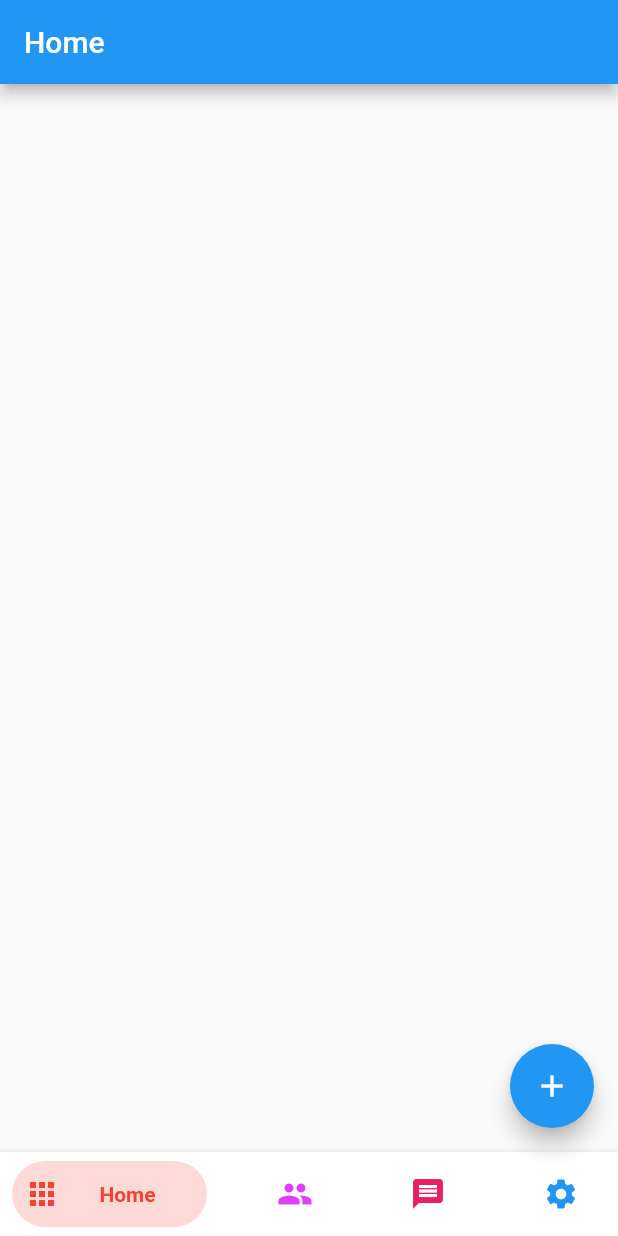
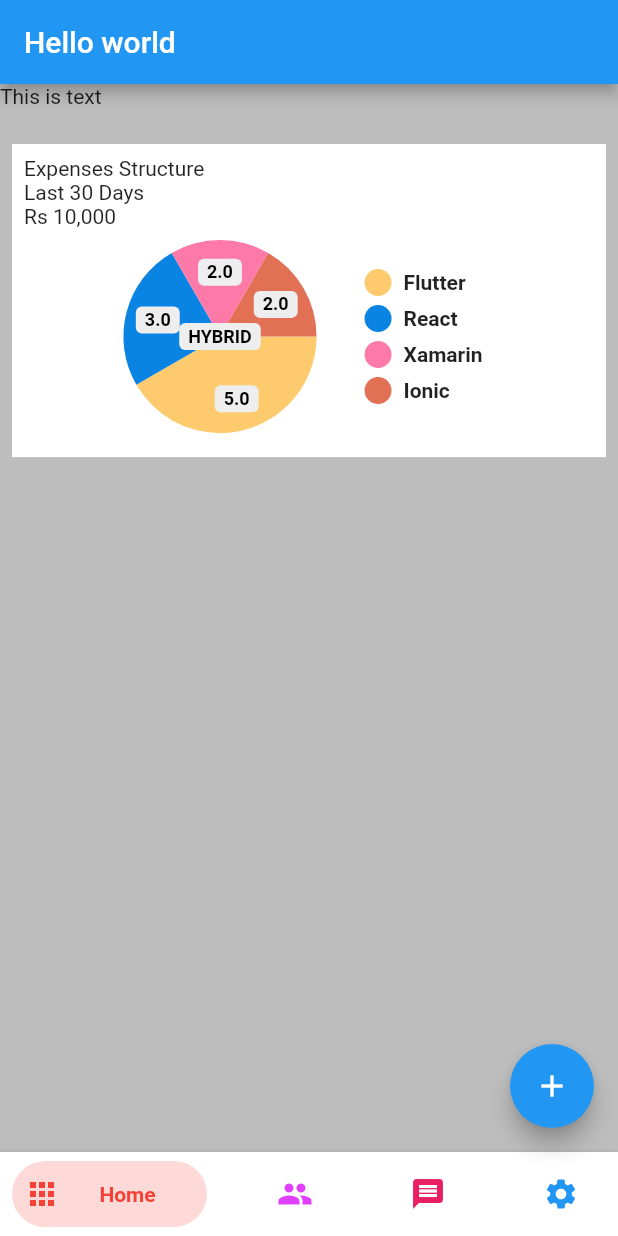
Before and after one commit to ain-py/hackjmi, a Flutter app: the screen it shows after launch, on a phone screen of 412 x 824 dp. Run offline on Flutter 3.47's test engine with Material 2 defaults, Android fonts, the phone set to English and light mode, and no system bars; drawn by our look-alikes of bottom_navy_bar, pie_chart.

Commit message:
added pie chart

```diff
--- a/lib/screens/home_page.dart
+++ b/lib/screens/home_page.dart
@@ -1,5 +1,6 @@
 import 'package:bottom_navy_bar/bottom_navy_bar.dart';
 import 'package:flutter/material.dart';
+import 'package:pie_chart/pie_chart.dart';
 
 class HomePage extends StatefulWidget {
   const HomePage({super.key});
@@ -9,12 +10,27 @@
 }
 
 class _HomePageState extends State<HomePage> {
+  Map<String, double> dataMap = {
+    "Flutter": 5,
+    "React": 3,
+    "Xamarin": 2,
+    "Ionic": 2,
+  };
+  final colorList = <Color>[
+    const Color(0xfffdcb6e),
+    const Color(0xff0984e3),
+    const Color(0xfffd79a8),
+    const Color(0xffe17055),
+    const Color(0xff6c5ce7),
+  ];
+
   @override
   int _currentIndex = 0;
   Widget build(BuildContext context) {
     return Scaffold(
+      backgroundColor: Colors.grey[400],
       appBar: AppBar(
-        title: Text('Home'),
+        title: Text('Hello world'),
       ),
       floatingActionButton: FloatingActionButton(
         onPressed: () {},
@@ -55,6 +71,59 @@
           ),
         ],
       ),
+      body: SingleChildScrollView(
+          child: Column(
+        crossAxisAlignment: CrossAxisAlignment.start,
+        children: [
+          Container(
+            height: 32,
+            width: 100,
+            child: Text("This is text"),
+          ),
+          Container(
+            padding: EdgeInsets.all(8),
+            margin: EdgeInsets.all(8),
+            color: Colors.white,
+            child: Column(
+              crossAxisAlignment: CrossAxisAlignment.start,
+              children: [
+                Text("Expenses Structure"),
+                Text("Last 30 Days"),
+                Text("Rs 10,000"),
+                PieChart(
+                  dataMap: dataMap,
+                  animationDuration: Duration(milliseconds: 800),
+                  chartLegendSpacing: 32,
+                  chartRadius: MediaQuery.of(context).size.width / 3.2,
+                  colorList: colorList,
+                  initialAngleInDegree: 0,
+                  chartType: ChartType.disc,
+                  ringStrokeWidth: 32,
+                  centerText: "HYBRID",
+                  legendOptions: LegendOptions(
+                    showLegendsInRow: false,
+                    legendPosition: LegendPosition.right,
+                    showLegends: true,
+                    legendShape: BoxShape.circle,
+                    legendTextStyle: TextStyle(
+                      fontWeight: FontWeight.bold,
+                    ),
+                  ),
+                  chartValuesOptions: ChartValuesOptions(
+                    showChartValueBackground: true,
+                    showChartValues: true,
+                    showChartValuesInPercentage: false,
+                    showChartValuesOutside: false,
+                    decimalPlaces: 1,
+                  ),
+                  // gradientList: ---To add gradient colors---
+                  // emptyColorGradient: ---Empty Color gradient---
+                ),
+              ],
+            ),
+          )
+        ],
+      )),
     );
   }
 }
--- a/pubspec.yaml
+++ b/pubspec.yaml
@@ -37,6 +37,7 @@
   # Use with the CupertinoIcons class for iOS style icons.
   cupertino_icons: ^1.0.2
   bottom_navy_bar: ^6.0.0
+  pie_chart: ^5.3.2
 
 dev_dependencies:
   flutter_test:
```
Also changed, not shown: pubspec.lock.
